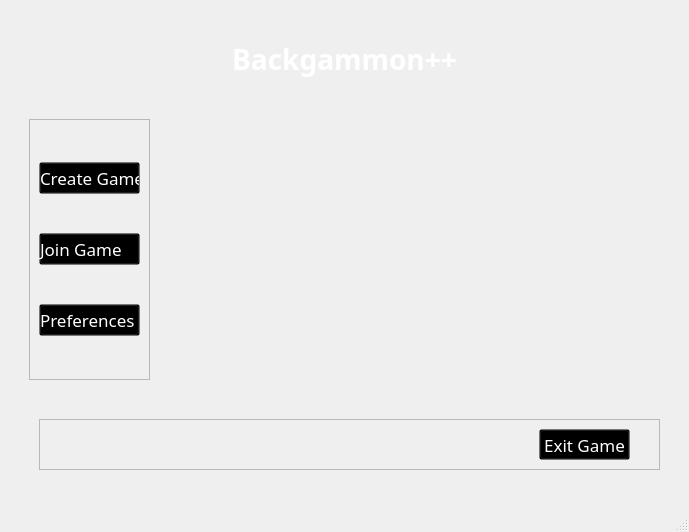
The window that BackgammonPP/mainwindow.ui (daniilgrbic/BackgammonPP) describes before a commit, drawn with Qt 5.
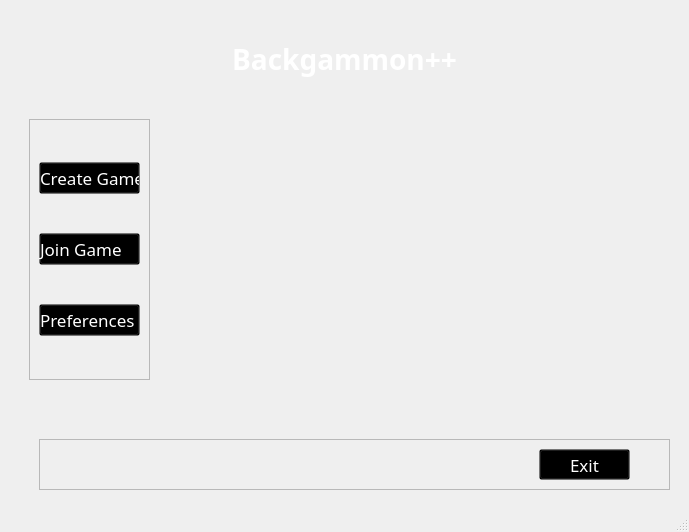
The same window after the commit.

Commit message: Fix .pro multimedia inclusion

The edit to the form file:
```diff
--- a/BackgammonPP/mainwindow.ui
+++ b/BackgammonPP/mainwindow.ui
@@ -251,8 +251,8 @@
          <property name="geometry">
           <rect>
            <x>30</x>
-           <y>410</y>
-           <width>621</width>
+           <y>430</y>
+           <width>631</width>
            <height>51</height>
           </rect>
          </property>
@@ -291,7 +291,7 @@
 }</string>
           </property>
           <property name="text">
-           <string>Exit Game</string>
+           <string>Exit</string>
           </property>
          </widget>
         </widget>
```
Left out of the diff: 8 changed lines with no effect on the pictures. The commit also changes 1 other file.
